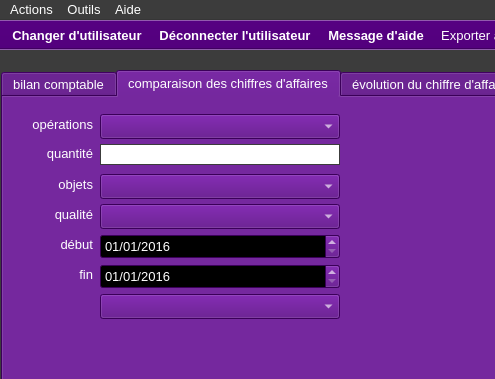
Before: the Qt Designer form ui/yeroth-erp-tableaux-de-bord-window.ui in xnoumbissinoundou/yeroth-erp-3.0, drawn with Qt 5; both pictures show x 0 to 495 and y 0 to 379 of the 800 by 600 pixel window.
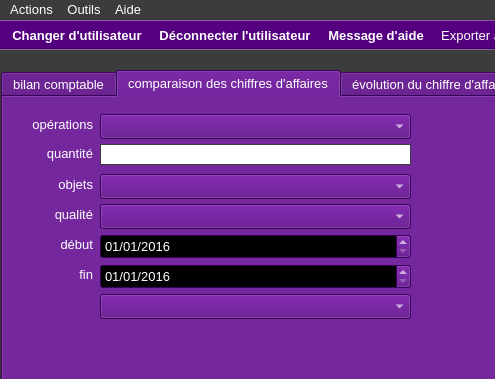
After: the same form once the commit is applied. The open tabs and pages were chosen to show the change. Icons and pictures are not drawn. Custom widgets are drawn as their Qt base class.

```diff
--- a/ui/yeroth-erp-tableaux-de-bord-window.ui
+++ b/ui/yeroth-erp-tableaux-de-bord-window.ui
@@ -3134,7 +3134,7 @@
        <rect>
         <x>97</x>
         <y>17</y>
-        <width>240</width>
+        <width>311</width>
         <height>25</height>
        </rect>
       </property>
@@ -3637,7 +3637,7 @@
        <rect>
         <x>97</x>
         <y>77</y>
-        <width>240</width>
+        <width>311</width>
         <height>25</height>
        </rect>
       </property>
@@ -4073,7 +4073,7 @@
        <rect>
         <x>97</x>
         <y>107</y>
-        <width>240</width>
+        <width>311</width>
         <height>25</height>
        </rect>
       </property>
@@ -5400,7 +5400,7 @@
        <rect>
         <x>97</x>
         <y>197</y>
-        <width>240</width>
+        <width>311</width>
         <height>25</height>
        </rect>
       </property>
@@ -5878,7 +5878,7 @@
        <rect>
         <x>97</x>
         <y>137</y>
-        <width>240</width>
+        <width>311</width>
         <height>25</height>
        </rect>
       </property>
@@ -6318,7 +6318,7 @@
        <rect>
         <x>97</x>
         <y>167</y>
-        <width>240</width>
+        <width>311</width>
         <height>25</height>
        </rect>
       </property>
@@ -6758,7 +6758,7 @@
        <rect>
         <x>97</x>
         <y>47</y>
-        <width>240</width>
+        <width>311</width>
         <height>21</height>
        </rect>
       </property>
```
Left out of the diff: 18 changed lines with no effect on the pictures.
